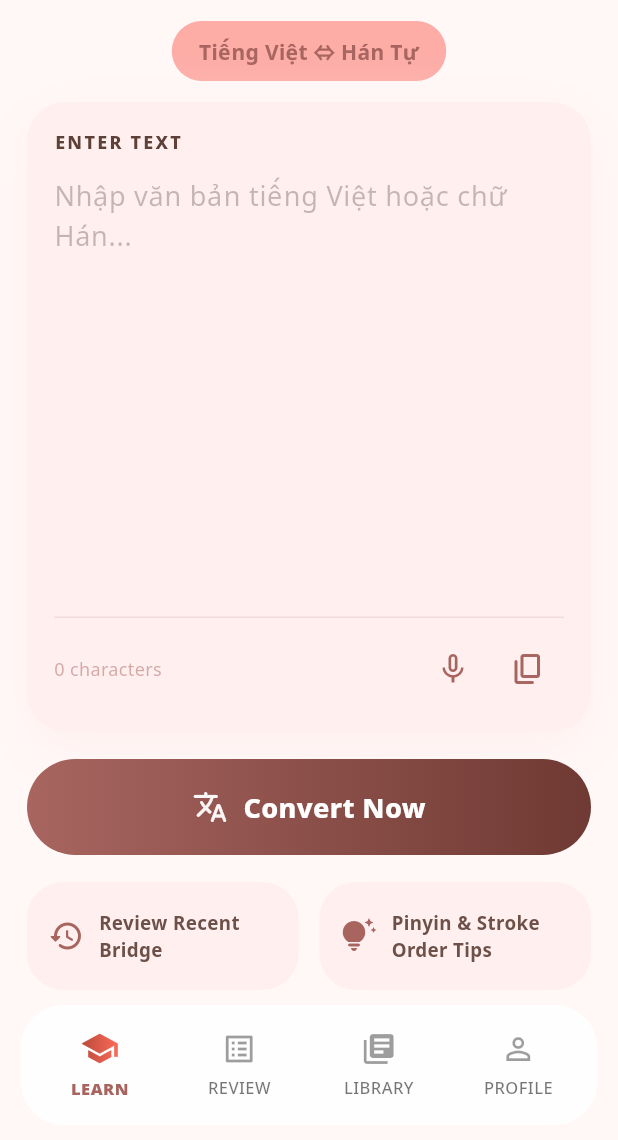
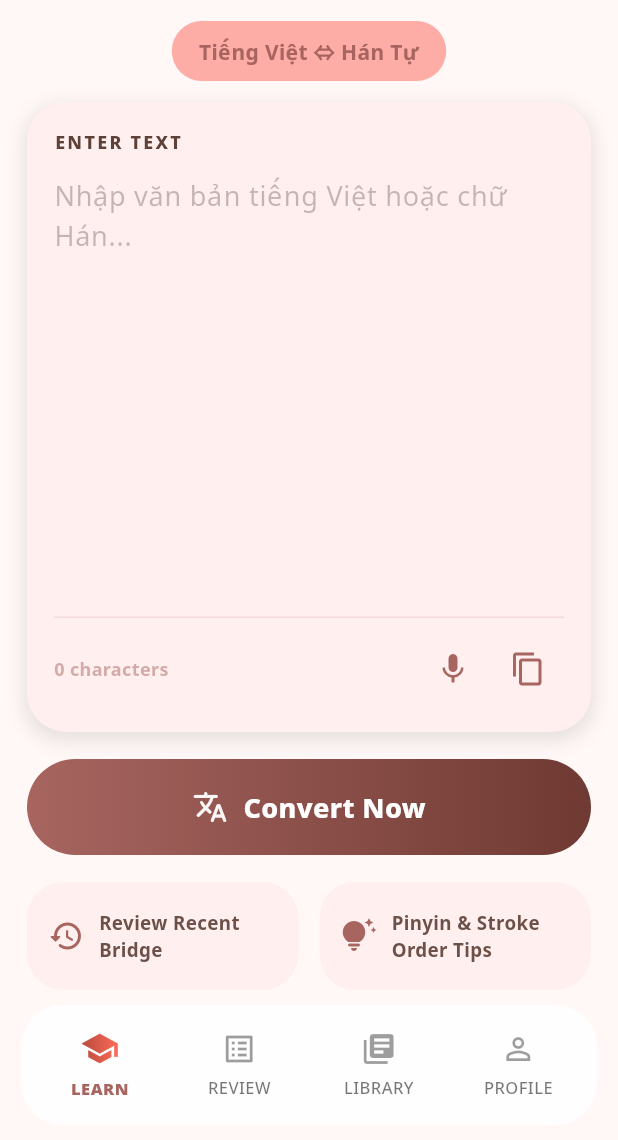
Before and after one commit to eatsosoo/luminous-bridge, a Flutter app: the screen it shows after launch, on a phone screen of 412 x 824 dp, the part 96-1236 px from its top. Run offline on Flutter 3.47's test engine with Material 3 defaults, Android fonts, the phone set to English and light mode, and no system bars; our stand-ins replace dio, google_fonts; missing offline and left inert: stroke_order_animator.

Commit message:
refactor: enhance character study page layout, improve styling, and update color definitions

```diff
--- a/translate_chinese_app/lib/pages/learn_page.dart
+++ b/translate_chinese_app/lib/pages/learn_page.dart
@@ -128,7 +128,7 @@ class _LearnPageState extends State<LearnPage> {
                   margin: const EdgeInsets.symmetric(horizontal: 18),
                   decoration: BoxDecoration(
                     color: AppColors.fieldInput,
-                    boxShadow: const [AppColors.shadowFieldInput],
+                    boxShadow: [AppColors.shadowFieldInput],
                     borderRadius: BorderRadius.circular(26),
                   ),
                   child: Column(
@@ -182,15 +182,16 @@ class _LearnPageState extends State<LearnPage> {
                             style: TextStyle(
                               color: AppColors.primary.withValues(alpha: 0.5),
                               fontSize: 12,
+                              fontWeight: FontWeight.bold,
                             ),
                           ),
                           const Spacer(),
-                          const Icon(Icons.mic_none, color: AppColors.primary),
+                          const Icon(Icons.mic, color: AppColors.primary),
                           const SizedBox(width: 14),
                           IconButton(
                             onPressed: _copyInput,
                             icon: const Icon(
-                              Icons.copy_rounded,
+                              Icons.copy,
                               color: AppColors.primary,
                             ),
                           ),
--- a/translate_chinese_app/lib/theme/app_colors.dart
+++ b/translate_chinese_app/lib/theme/app_colors.dart
@@ -30,10 +30,11 @@ abstract final class AppColors {
   static const Color fieldInput = Color(0xFFFFF0EF);
 
   /// Box shadow lấy từ Figma: X=0, Y=12, Blur=32, color=#8C4D49, alpha=8%.
-  static const BoxShadow shadowFieldInput = BoxShadow(
-    offset: Offset(0, 12),
-    blurRadius: 32,
-    color: Color(0xFFFFF0EF),
+  static  BoxShadow shadowFieldInput = BoxShadow(
+    color: Color(0x00000000).withValues(alpha: 0.1), // Màu của bóng và độ mờ
+    spreadRadius: 2, // Bán kính bóng lan ra từ viền (mặc định 0)
+    blurRadius: 10, // Bán kính làm mờ bóng (càng lớn càng nhòe)
+    offset: Offset(0, 4), // Hướng đổ bóng (ngang, dọc) - xuống dưới 4px
   );
 
   // --- Typography (brown-tinted neutrals) ---
@@ -58,6 +59,7 @@ abstract final class AppColors {
   // --- Nav & icons (fixed neutrals; tweak if you want a warmer chrome) ---
   static const Color navIconUnselected = Color(0x61000000); // ~black38
   static const Color navLabelUnselected = Color(0x8A000000); // ~black54
+  static const Color fieldIcon = Color(0x006D5B59);
 
   static const Color streakBackground = Color.fromARGB(255, 239, 255, 239);
   static const Color streakText = Color(0xFF5D4037);
```
Also changed, not shown: translate_chinese_app/lib/pages/character_study_page.dart (+96 -37 lines), translate_chinese_app/lib/widgets/hanzi_stroke_popup.dart (+6 -2 lines).
